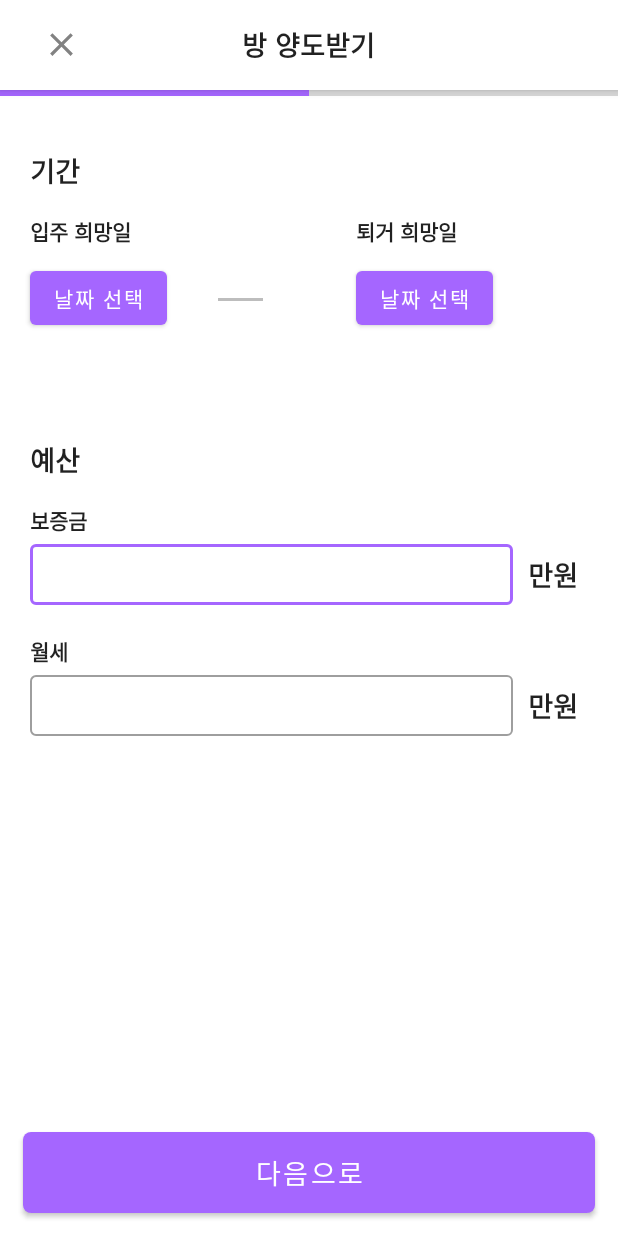
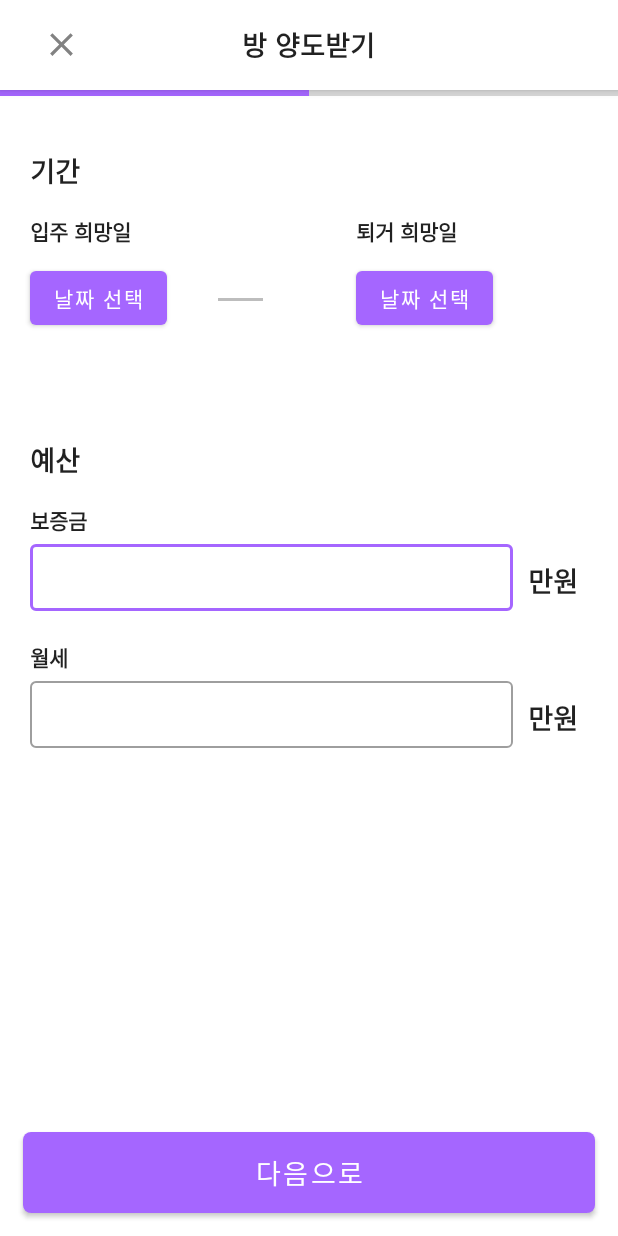
Before and after one commit to jminie-o8o/Home-Rent-App, an Android app: the WantHomeActivity screen opened directly, with no data from a screen before it, on a phone screen of 412 x 824 dp. Run offline under Robolectric (Android 15) with nearby library versions, the phone set to English and light mode, and no system bars; our stand-ins replace data binding.

Commit message:
fix: 다섯 번째 충돌해결

```diff
--- a/android/app/src/main/AndroidManifest.xml
+++ b/android/app/src/main/AndroidManifest.xml
@@ -34,7 +34,6 @@
             android:name=".ui.HomeActivity"
             android:exported="true" />
 
-
         <activity
             android:name=".ui.LoginActivity"
             android:exported="true">
--- a/android/app/src/main/java/com/example/home_rent_app/ui/WantHomeActivity.kt
+++ b/android/app/src/main/java/com/example/home_rent_app/ui/WantHomeActivity.kt
@@ -20,4 +20,10 @@ class WantHomeActivity : AppCompatActivity() {
     override fun onBackPressed() {
         super.onBackPressed()
     }
+
+    fun goHomeActivity() {
+        val intent = Intent(this, HomeActivity::class.java)
+        startActivity(intent)
+        finish()
+    }
 }
--- a/android/app/src/main/java/com/example/home_rent_app/ui/wantHome/WantHomeFirstStepFragment.kt
+++ b/android/app/src/main/java/com/example/home_rent_app/ui/wantHome/WantHomeFirstStepFragment.kt
@@ -1,15 +1,15 @@
 package com.example.home_rent_app.ui.wantHome
 
-import android.content.Intent
 import android.os.Build
 import android.os.Bundle
-import android.util.Log
 import android.view.LayoutInflater
 import android.view.View
 import android.view.ViewGroup
 import androidx.annotation.RequiresApi
 import androidx.databinding.DataBindingUtil
 import androidx.fragment.app.Fragment
+import androidx.navigation.NavController
+import androidx.navigation.fragment.findNavController
 import com.example.home_rent_app.R
 import com.example.home_rent_app.databinding.FragmentWantHomeFirstStepBinding
 import com.example.home_rent_app.ui.WantHomeActivity
@@ -38,8 +38,16 @@ class WantHomeFirstStepFragment : Fragment() {
     @RequiresApi(Build.VERSION_CODES.O)
     override fun onViewCreated(view: View, savedInstanceState: Bundle?) {
         super.onViewCreated(view, savedInstanceState)
+        val navigationController = findNavController()
         goBack()
         showDatePicker()
+        goSecondStep(navigationController)
+    }
+
+    private fun goSecondStep(navController: NavController) {
+        binding.btnGoSecondStep.setOnClickListener {
+            navController.navigate(R.id.action_wantHomeFirstStepFragment_to_wantHomeSecondStepFragment)
+        }
     }
 
     private fun goBack() {
@@ -77,6 +85,7 @@ class WantHomeFirstStepFragment : Fragment() {
         }
     }
 
+    // 오늘 날짜 이전은 선택할 수 없도록 설정
     @RequiresApi(Build.VERSION_CODES.O)
     private fun limitRange(): CalendarConstraints.Builder {
 
--- a/android/app/src/main/res/layout/activity_take_home.xml
+++ b/android/app/src/main/res/layout/activity_take_home.xml
@@ -18,7 +18,7 @@
             android:layout_height="0dp"
             android:name="androidx.navigation.fragment.NavHostFragment"
             app:defaultNavHost="true"
-            app:navGraph="@navigation/take_home_nav_graph"
+            app:navGraph="@navigation/want_home_nav_graph"
             app:layout_constraintTop_toTopOf="parent"
             app:layout_constraintBottom_toBottomOf="parent" />
 
--- a/android/app/src/main/res/layout/fragment_want_home_first_step.xml
+++ b/android/app/src/main/res/layout/fragment_want_home_first_step.xml
@@ -144,9 +144,9 @@
 
         <com.google.android.material.textfield.TextInputLayout
             android:id="@+id/til_deposit"
-            style="@style/Widget.MaterialComponents.TextInputLayout.OutlinedBox"
+            style="@style/Widget.MaterialComponents.TextInputLayout.OutlinedBox.Dense"
             android:layout_width="0dp"
-            android:layout_height="46dp"
+            android:layout_height="50dp"
             android:layout_marginEnd="70dp"
             app:layout_constraintEnd_toEndOf="parent"
             app:layout_constraintStart_toStartOf="@+id/tv_deposit"
@@ -156,7 +156,7 @@
                 android:id="@+id/et_deposit"
                 android:layout_width="match_parent"
                 android:layout_height="match_parent"
-                android:inputType="textAutoComplete" />
+                android:inputType="number" />
 
         </com.google.android.material.textfield.TextInputLayout>
 
@@ -168,7 +168,7 @@
             app:layout_constraintStart_toEndOf="@+id/til_deposit"
             app:layout_constraintTop_toBottomOf="@+id/tv_deposit"
             android:text="만원"
-            android:layout_marginTop="12dp"
+            android:layout_marginTop="16dp"
             android:layout_marginStart="10dp" />
 
         <TextView
@@ -183,9 +183,9 @@
 
         <com.google.android.material.textfield.TextInputLayout
             android:id="@+id/til_monthly_rent"
-            style="@style/Widget.MaterialComponents.TextInputLayout.OutlinedBox"
+            style="@style/Widget.MaterialComponents.TextInputLayout.OutlinedBox.Dense"
             android:layout_width="0dp"
-            android:layout_height="46dp"
+            android:layout_height="50dp"
             android:layout_marginEnd="70dp"
             app:layout_constraintEnd_toEndOf="parent"
             app:layout_constraintStart_toStartOf="@+id/tv_deposit"
@@ -195,7 +195,7 @@
                 android:id="@+id/et_login_monthly_rent"
                 android:layout_width="match_parent"
                 android:layout_height="match_parent"
-                android:inputType="textAutoComplete" />
+                android:inputType="number" />
 
         </com.google.android.material.textfield.TextInputLayout>
 
@@ -207,11 +207,11 @@
             app:layout_constraintStart_toEndOf="@+id/til_monthly_rent"
             app:layout_constraintTop_toBottomOf="@+id/tv_monthly_rent"
             android:text="만원"
-            android:layout_marginTop="12dp"
+            android:layout_marginTop="16dp"
             android:layout_marginStart="10dp" />
 
         <Button
-            android:id="@+id/btn_want_home_first_step"
+            android:id="@+id/btn_go_second_step"
             android:layout_width="match_parent"
             android:layout_height="54dp"
             android:layout_margin="15dp"
--- a/android/app/src/main/res/navigation/take_home_nav_graph.xml
+++ /dev/null
@@ -1,13 +0,0 @@
-<?xml version="1.0" encoding="utf-8"?>
-<navigation xmlns:android="http://schemas.android.com/apk/res/android"
-    xmlns:app="http://schemas.android.com/apk/res-auto"
-    xmlns:tools="http://schemas.android.com/tools"
-    android:id="@+id/take_home_nav_graph"
-    app:startDestination="@id/wantHomeFirstStepFragment">
-
-    <fragment
-        android:id="@+id/wantHomeFirstStepFragment"
-        android:name="com.example.home_rent_app.ui.wantHome.WantHomeFirstStepFragment"
-        android:label="WantHomeFirstStepFragment"
-        tools:layout="@layout/fragment_want_home_first_step"/>
-</navigation>
--- /dev/null
+++ b/android/app/src/main/res/navigation/want_home_nav_graph.xml
@@ -0,0 +1,26 @@
+<?xml version="1.0" encoding="utf-8"?>
+<navigation xmlns:android="http://schemas.android.com/apk/res/android"
+    xmlns:app="http://schemas.android.com/apk/res-auto"
+    xmlns:tools="http://schemas.android.com/tools"
+    android:id="@+id/take_home_nav_graph"
+    app:startDestination="@id/wantHomeFirstStepFragment">
+
+    <fragment
+        android:id="@+id/wantHomeFirstStepFragment"
+        android:name="com.example.home_rent_app.ui.wantHome.WantHomeFirstStepFragment"
+        android:label="WantHomeFirstStepFragment"
+        tools:layout="@layout/fragment_want_home_first_step">
+        <action
+            android:id="@+id/action_wantHomeFirstStepFragment_to_wantHomeSecondStepFragment"
+            app:destination="@id/wantHomeSecondStepFragment"
+            app:enterAnim="@anim/from_right"
+            app:exitAnim="@anim/to_left"
+            app:popEnterAnim="@anim/from_left"
+            app:popExitAnim="@anim/to_right" />
+    </fragment>
+    <fragment
+        android:id="@+id/wantHomeSecondStepFragment"
+        android:name="com.example.home_rent_app.ui.wantHome.WantHomeSecondStepFragment"
+        android:label="WantHomeSecondStepFragment"
+        tools:layout="@layout/fragment_want_home_second_step"/>
+</navigation>
```
Also changed, not shown: android/app/src/main/java/com/example/home_rent_app/ui/wantHome/WantHomeSecondStepFragment.kt (added, +37 -0 lines), android/app/src/main/res/layout/fragment_want_home_second_step.xml (added, +166 -0 lines).
